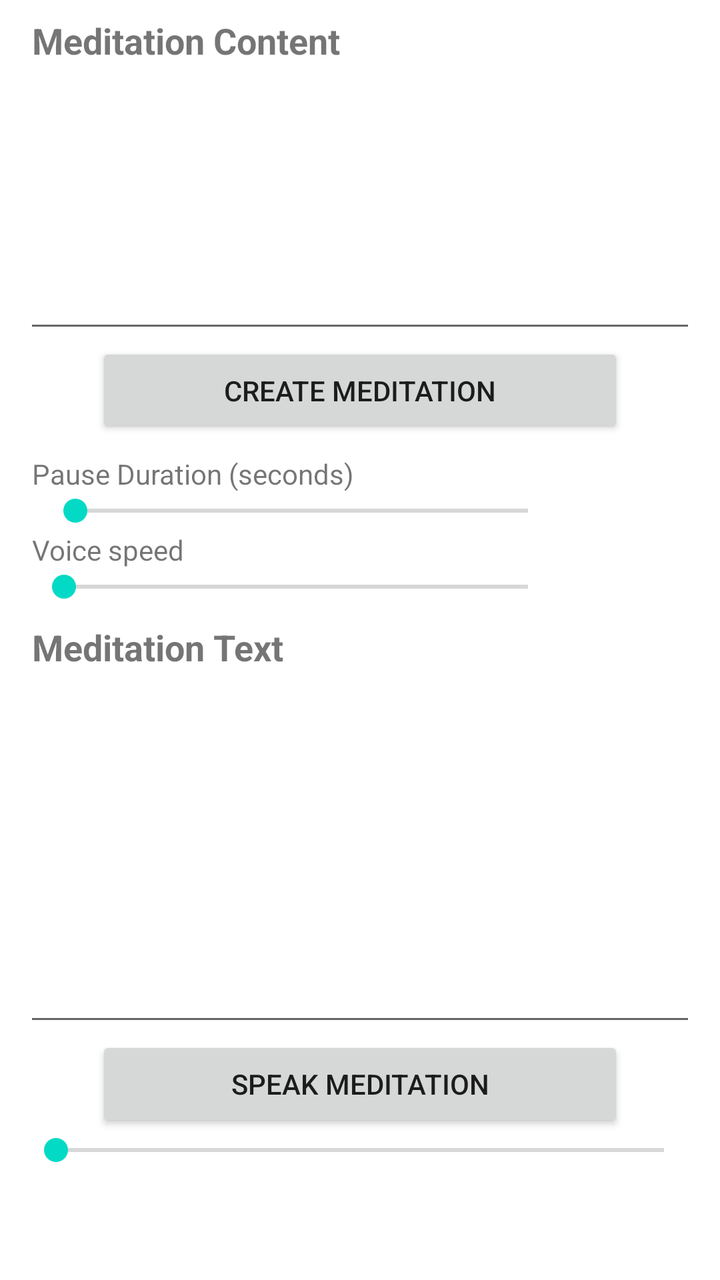
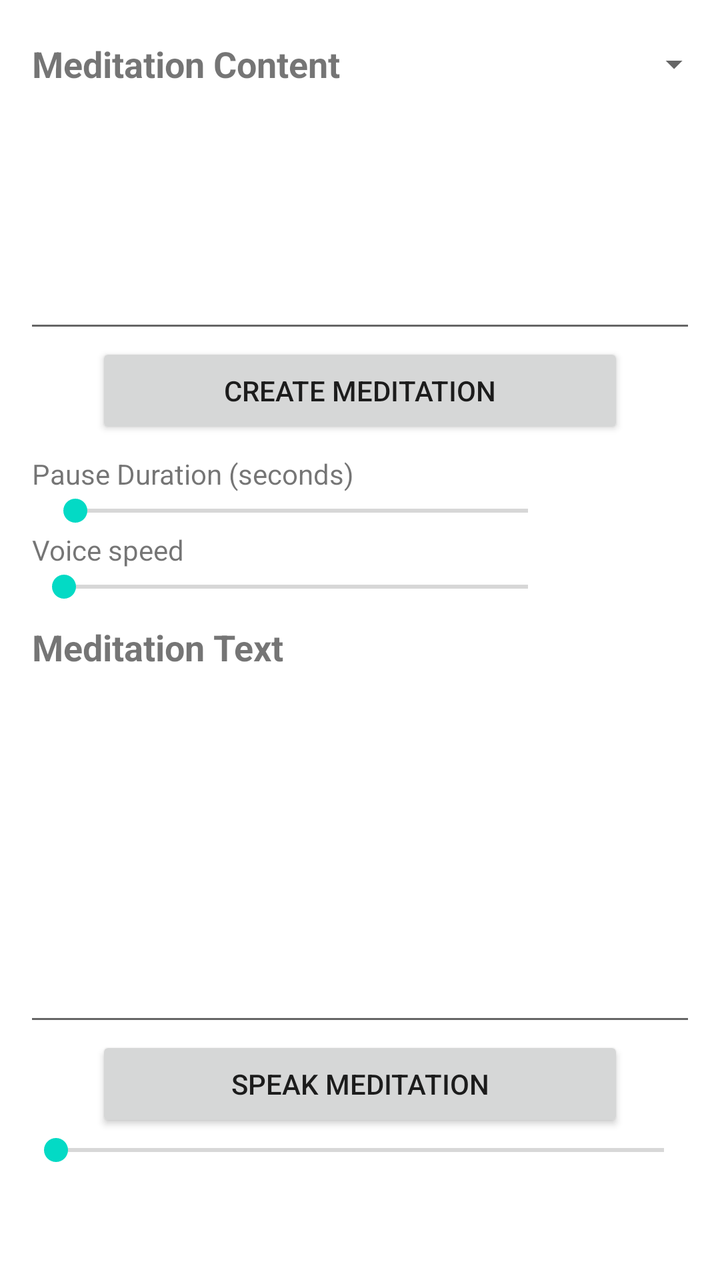

Screens rendered from an Android XML layout before and after an edit, with the pre-edit source and the edit as a unified diff.
<!-- AndroidManifest.xml: application theme Theme.MyMeditation -->
<!-- res/layout/fragment_meditation.xml -->
<?xml version="1.0" encoding="utf-8"?>
<LinearLayout xmlns:android="http://schemas.android.com/apk/res/android"
    xmlns:app="http://schemas.android.com/apk/res-auto"
    android:layout_width="match_parent"
    android:layout_height="match_parent"
    android:orientation="vertical"
    android:paddingBottom="?attr/actionBarSize">

    <LinearLayout
        android:id="@+id/meditationContentSection"
        android:layout_width="match_parent"
        android:layout_height="0dp"
        android:layout_weight="0.8"
        android:orientation="vertical">
        <TextView
            android:id="@+id/labelMeditationContent"
            android:layout_width="wrap_content"
            android:layout_height="wrap_content"
            android:layout_marginStart="@dimen/activity_horizontal_margin"
            android:layout_marginEnd="@dimen/activity_horizontal_margin"
            android:layout_marginTop="@dimen/activity_heading_margin"
            android:labelFor="@id/editTextMeditationContent"
            android:text="@string/label_meditation_content"
            android:textSize="@dimen/text_size_content_heading"
            android:textStyle="bold" />

        <EditText
            android:id="@+id/editTextMeditationContent"
            android:layout_width="match_parent"
            android:layout_height="0dp"
            android:layout_marginStart="@dimen/editText_horizontal_margin"
            android:layout_marginEnd="@dimen/editText_horizontal_margin"
            android:layout_weight="1"
            android:gravity="top"
            android:importantForAutofill="no"
            android:inputType="textMultiLine"
            android:textSize="@dimen/text_size_content" />

    </LinearLayout>

    <Button
        android:id="@+id/buttonCreateMeditation"
        android:layout_width="match_parent"
        android:layout_height="wrap_content"
        android:layout_marginStart="@dimen/single_button_horizontal_margin"
        android:layout_marginEnd="@dimen/single_button_horizontal_margin"
        android:text="@string/button_create_meditation" />

    <LinearLayout
        android:id="@+id/speechSettingsSection"
        android:layout_width="match_parent"
        android:layout_height="wrap_content"
        android:orientation="vertical">
        <TextView
            android:layout_width="wrap_content"
            android:layout_height="wrap_content"
            android:layout_marginStart="@dimen/activity_horizontal_margin"
            android:layout_marginEnd="@dimen/activity_horizontal_margin"
            android:layout_marginTop="@dimen/activity_heading_margin"
            android:labelFor="@id/seekBarPauseDuration"
            android:text="@string/label_pause_duration" />

        <LinearLayout
            android:layout_width="match_parent"
            android:layout_height="wrap_content"
            android:layout_marginStart="@dimen/activity_horizontal_margin"
            android:layout_marginEnd="@dimen/activity_horizontal_margin"
            android:orientation="horizontal">

            <SeekBar
                android:id="@+id/seekBarPauseDuration"
                android:layout_width="0px"
                android:layout_height="wrap_content"
                android:layout_weight="1"
                android:indeterminate="false"
                android:max="40"
                android:min="0"
                android:progress="1" />

            <TextView
                android:id="@+id/textPauseDuration"
                android:clickable="true"
                android:focusable="true"
                android:layout_width="64dp"
                android:layout_height="wrap_content"
                android:textAlignment="viewEnd" />
        </LinearLayout>

        <TextView
            android:layout_width="wrap_content"
            android:layout_height="wrap_content"
            android:layout_marginStart="@dimen/activity_horizontal_margin"
            android:text="@string/label_voice_speed" />
        <LinearLayout
            android:layout_width="match_parent"
            android:layout_height="wrap_content"
            android:layout_marginStart="@dimen/activity_horizontal_margin"
            android:layout_marginEnd="@dimen/activity_horizontal_margin"
            android:orientation="horizontal">
            <SeekBar
                android:id="@+id/seekBarVoiceSpeed"
                android:layout_width="0dp"
                android:layout_height="wrap_content"
                android:layout_weight="1"
                android:max="1000" />
            <TextView
                android:id="@+id/textVoiceSpeed"
                android:layout_width="64dp"
                android:layout_height="wrap_content"
                android:clickable="true"
                android:focusable="true"
                android:textAlignment="viewEnd" />
        </LinearLayout>

    </LinearLayout>

    <LinearLayout
        android:id="@+id/meditationTextSection"
        android:layout_width="match_parent"
        android:layout_height="0dp"
        android:layout_weight="1"
        android:orientation="vertical">
        <TextView
            android:layout_width="wrap_content"
            android:layout_height="wrap_content"
            android:layout_marginStart="@dimen/activity_horizontal_margin"
            android:layout_marginEnd="@dimen/activity_horizontal_margin"
            android:layout_marginTop="@dimen/activity_heading_margin"
            android:id="@+id/labelMeditationText"
            android:labelFor="@id/editTextMeditationText"
            android:text="@string/label_meditation_text"
            android:textSize="@dimen/text_size_content_heading"
            android:textStyle="bold" />

        <EditText
            android:id="@+id/editTextMeditationText"
            android:layout_width="match_parent"
            android:layout_height="0dp"
            android:layout_marginStart="@dimen/editText_horizontal_margin"
            android:layout_marginEnd="@dimen/editText_horizontal_margin"
            android:layout_weight="1"
            android:gravity="top"
            android:importantForAutofill="no"
            android:inputType="textMultiLine"
            android:textSize="@dimen/text_size_content" />

    </LinearLayout>

    <LinearLayout
        android:id="@+id/meditationPlaybackSection"
        android:layout_width="match_parent"
        android:layout_height="wrap_content"
        android:orientation="vertical">
        <TextView
            android:id="@+id/textSpeechStatus"
            android:layout_width="match_parent"
            android:layout_height="wrap_content"
            android:layout_margin="0dp"
            android:padding="0dp"
            android:minHeight="0dp"
            android:includeFontPadding="false"
            android:textSize="12sp"
            android:accessibilityLiveRegion="polite"
            android:maxLines="1"
            android:ellipsize="end"
            android:visibility="gone" />

        <LinearLayout
            android:id="@+id/idlePlaybackActions"
            android:layout_width="match_parent"
            android:layout_height="wrap_content"
            android:layout_marginStart="@dimen/single_button_horizontal_margin"
            android:layout_marginEnd="@dimen/single_button_horizontal_margin"
            android:gravity="center_vertical"
            android:orientation="horizontal">

            <Button
                android:id="@+id/buttonSpeakMeditation"
                android:layout_width="0dp"
                android:layout_height="wrap_content"
                android:layout_weight="1"
                android:text="@string/button_speak_meditation" />

        </LinearLayout>

        <LinearLayout
            android:id="@+id/playbackControls"
            android:visibility="gone"
            android:layout_width="match_parent"
            android:layout_height="48dp"
            android:gravity="center"
            android:orientation="horizontal">
            <com.google.android.material.button.MaterialButton
                android:id="@+id/buttonPreviousMeditation"
                style="@style/PlaybackControl"
                app:icon="@drawable/ic_playback_previous"
                android:contentDescription="@string/notification_previous"
                android:tooltipText="@string/notification_previous"
                android:enabled="false" />
            <FrameLayout
                android:layout_width="56dp"
                android:layout_height="48dp">
            <com.google.android.material.button.MaterialButton
                android:id="@+id/buttonResumeMeditation"
                style="@style/PlaybackControl"
                app:icon="@drawable/ic_playback_play"
                android:contentDescription="@string/button_speak_meditation"
                android:tooltipText="@string/button_speak_meditation" />
            <com.google.android.material.button.MaterialButton
                android:id="@+id/buttonPauseMeditation"
                style="@style/PlaybackControl"
                app:icon="@drawable/ic_playback_pause"
                android:contentDescription="@string/button_pause_meditation"
                android:tooltipText="@string/button_pause_meditation"
                android:visibility="gone" />
            </FrameLayout>
            <com.google.android.material.button.MaterialButton
                android:id="@+id/buttonEndMeditation"
                style="@style/PlaybackControl"
                app:icon="@drawable/ic_playback_stop"
                android:contentDescription="@string/button_end_meditation"
                android:tooltipText="@string/button_end_meditation"
                android:enabled="false" />
            <com.google.android.material.button.MaterialButton
                android:id="@+id/buttonNextMeditation"
                style="@style/PlaybackControl"
                app:icon="@drawable/ic_playback_next"
                android:contentDescription="@string/notification_next"
                android:tooltipText="@string/notification_next"
                android:enabled="false" />
        </LinearLayout>

        <SeekBar
            android:id="@+id/seekBarAudio"
            android:layout_width="match_parent"
            android:layout_height="wrap_content"
            android:layout_marginStart="@dimen/editText_horizontal_margin"
            android:layout_marginEnd="@dimen/editText_horizontal_margin"
            android:indeterminate="false"
            android:max="100"
            android:min="0"
            android:progress="0" />

    </LinearLayout>

</LinearLayout>
<!-- resources referenced by this layout -->
<resources>
  <dimen name="activity_heading_margin">8dp</dimen>
  <dimen name="activity_horizontal_margin">16dp</dimen>
  <dimen name="editText_horizontal_margin">12dp</dimen>
  <dimen name="single_button_horizontal_margin">48dp</dimen>
  <dimen name="text_size_content">16sp</dimen>
  <dimen name="text_size_content_heading">18sp</dimen>
  <!-- drawable ic_playback_next (drawable) -->
  <vector xmlns:android="http://schemas.android.com/apk/res/android"
      android:width="24dp" android:height="24dp"
      android:viewportWidth="24" android:viewportHeight="24">
      <path android:fillColor="#FFFFFFFF" android:pathData="M16,5h2v14h-2z M6,5l10,7 -10,7z" />
  </vector>
  <!-- drawable ic_playback_pause (drawable) -->
  <vector xmlns:android="http://schemas.android.com/apk/res/android"
      android:width="24dp" android:height="24dp"
      android:viewportWidth="24" android:viewportHeight="24">
      <path android:fillColor="#FFFFFFFF" android:pathData="M6,5h4v14H6z M14,5h4v14h-4z" />
  </vector>
  <!-- drawable ic_playback_play (drawable) -->
  <vector xmlns:android="http://schemas.android.com/apk/res/android"
      android:width="24dp" android:height="24dp"
      android:viewportWidth="24" android:viewportHeight="24">
      <path android:fillColor="#FFFFFFFF" android:pathData="M8,5v14l11,-7z" />
  </vector>
  <!-- drawable ic_playback_previous (drawable) -->
  <vector xmlns:android="http://schemas.android.com/apk/res/android"
      android:width="24dp" android:height="24dp"
      android:viewportWidth="24" android:viewportHeight="24">
      <path android:fillColor="#FFFFFFFF" android:pathData="M6,5h2v14H6z M18,5v14L8,12z" />
  </vector>
  <!-- drawable ic_playback_stop (drawable) -->
  <vector xmlns:android="http://schemas.android.com/apk/res/android"
      android:width="24dp" android:height="24dp"
      android:viewportWidth="24" android:viewportHeight="24">
      <path android:fillColor="#FFFFFFFF" android:pathData="M6,6h12v12H6z" />
  </vector>
  <string name="button_create_meditation">Create Meditation</string>
  <string name="button_end_meditation">End meditation</string>
  <string name="button_pause_meditation">Pause Meditation</string>
  <string name="button_speak_meditation">Speak Meditation</string>
  <string name="label_meditation_content">Meditation Content</string>
  <string name="label_meditation_text">Meditation Text</string>
  <string name="label_pause_duration">Pause Duration (seconds)</string>
  <string name="label_voice_speed">Voice speed</string>
  <string name="notification_next">Next</string>
  <string name="notification_previous">Previous</string>
  <color name="purple_500">#FF6200EE</color>
  <color name="purple_700">#FF3700B3</color>
  <color name="white">#FFFFFFFF</color>
  <color name="teal_200">#FF03DAC5</color>
  <color name="teal_700">#FF018786</color>
  <color name="black">#FF000000</color>
  <!-- unchanged entries left out for length: 2 -->
</resources>

<!-- the commit's change to res/layout/fragment_meditation.xml (unified diff, before → after) -->
@@ -12,17 +12,32 @@
         android:layout_height="0dp"
         android:layout_weight="0.8"
         android:orientation="vertical">
-        <TextView
-            android:id="@+id/labelMeditationContent"
-            android:layout_width="wrap_content"
+        <LinearLayout
+            android:layout_width="match_parent"
             android:layout_height="wrap_content"
             android:layout_marginStart="@dimen/activity_horizontal_margin"
             android:layout_marginEnd="@dimen/activity_horizontal_margin"
             android:layout_marginTop="@dimen/activity_heading_margin"
-            android:labelFor="@id/editTextMeditationContent"
-            android:text="@string/label_meditation_content"
-            android:textSize="@dimen/text_size_content_heading"
-            android:textStyle="bold" />
+            android:gravity="center_vertical"
+            android:orientation="horizontal">
+            <TextView
+                android:id="@+id/labelMeditationContent"
+                android:layout_width="0dp"
+                android:layout_height="wrap_content"
+                android:layout_weight="1"
+                android:labelFor="@id/editTextMeditationContent"
+                android:text="@string/label_meditation_content"
+                android:textSize="@dimen/text_size_content_heading"
+                android:textStyle="bold" />
+            <Spinner
+                style="@style/Widget.MyMeditation.CompactSpinner"
+                android:id="@+id/spinnerPauseGuidance"
+                android:saveEnabled="false"
+                android:layout_width="148dp"
+                android:layout_height="48dp"
+                android:contentDescription="@string/pause_guidance_label"
+                android:spinnerMode="dropdown" />
+        </LinearLayout>
 
         <EditText
             android:id="@+id/editTextMeditationContent"
@@ -155,7 +170,8 @@
             android:id="@+id/textSpeechStatus"
             android:layout_width="match_parent"
             android:layout_height="wrap_content"
-            android:layout_margin="0dp"
+            android:layout_marginStart="@dimen/activity_horizontal_margin"
+            android:layout_marginEnd="@dimen/activity_horizontal_margin"
             android:padding="0dp"
             android:minHeight="0dp"
             android:includeFontPadding="false"
<!-- resource entries referenced after the edit -->
@@ -46,12 +46,33 @@
   <string name="label_voice_speed">Voice speed</string>
   <string name="notification_next">Next</string>
   <string name="notification_previous">Previous</string>
+  <string name="pause_guidance_label">Pauses in new meditations</string>
+  <style name="Widget.MyMeditation.CompactSpinner" parent="Widget.AppCompat.Spinner">
+          <item name="android:background">@drawable/compact_spinner_background</item>
+          <item name="android:paddingStart">0dp</item>
+          <item name="android:paddingEnd">16dp</item>
+          <item name="android:paddingTop">0dp</item>
+          <item name="android:paddingBottom">0dp</item>
+      </style>
+  <!-- drawable compact_spinner_background (drawable) -->
+  <layer-list xmlns:android="http://schemas.android.com/apk/res/android">
+      <item android:drawable="?attr/selectableItemBackground" />
+      <item android:drawable="@drawable/compact_spinner_arrow"
+          android:width="10dp" android:height="10dp"
+          android:gravity="end|center_vertical" android:end="2dp" />
+  </layer-list>
   <color name="purple_500">#FF6200EE</color>
   <color name="purple_700">#FF3700B3</color>
   <color name="white">#FFFFFFFF</color>
   <color name="teal_200">#FF03DAC5</color>
   <color name="teal_700">#FF018786</color>
   <color name="black">#FF000000</color>
+  <!-- drawable compact_spinner_arrow (drawable) -->
+  <vector xmlns:android="http://schemas.android.com/apk/res/android"
+      android:width="10dp" android:height="10dp"
+      android:viewportWidth="12" android:viewportHeight="12">
+      <path android:fillColor="?attr/colorControlNormal" android:pathData="M1,4 L6,9 L11,4 Z" />
+  </vector>
   <!-- unchanged entries left out for length: 2 -->
 </resources>
 
